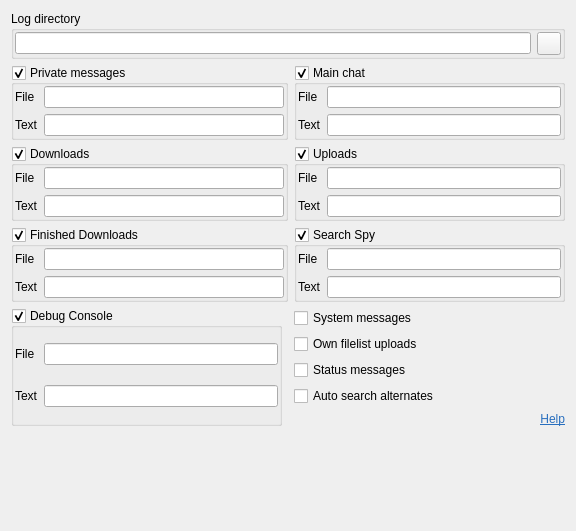
The window that eiskaltdcpp-qt/ui/UISettingsLog.ui (Delitants/eiskaltdcpp) describes before a commit, drawn with Qt 5.
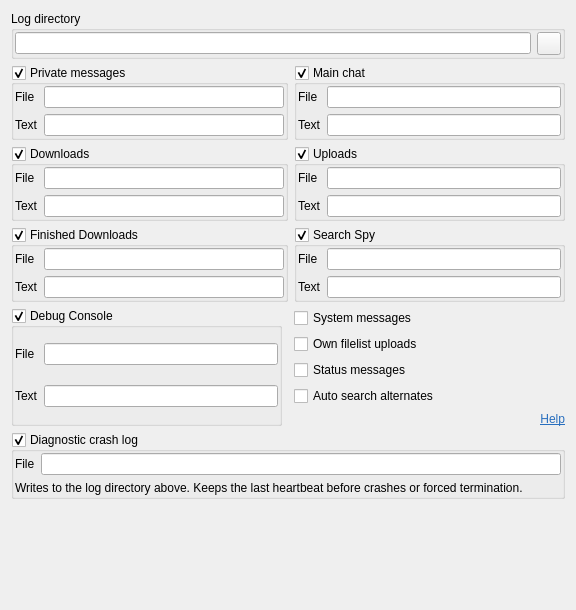
The same window after the commit. Custom widgets are drawn as their Qt base class.

Commit message: Add optional diagnostic crash logging

Diff of the .ui file:
```diff
--- a/eiskaltdcpp-qt/ui/UISettingsLog.ui
+++ b/eiskaltdcpp-qt/ui/UISettingsLog.ui
@@ -7,7 +7,7 @@
     <x>0</x>
     <y>0</y>
     <width>576</width>
-    <height>531</height>
+    <height>610</height>
    </rect>
   </property>
   <property name="windowTitle">
@@ -411,7 +411,54 @@
      </item>
     </layout>
    </item>
-   <item row="6" column="0">
+   <item row="6" column="0" colspan="3">
+    <widget class="QGroupBox" name="groupBox_DIAGNOSTIC">
+     <property name="title">
+      <string>Diagnostic crash log</string>
+     </property>
+     <property name="toolTip">
+      <string>Keeps a persistent low-volume diagnostic log with Qt warnings, heartbeat, shutdown and fatal signal markers. Useful when the application exits after running for a long time.</string>
+     </property>
+     <property name="checkable">
+      <bool>true</bool>
+     </property>
+     <layout class="QGridLayout" name="gridLayout_11">
+      <property name="leftMargin">
+       <number>1</number>
+      </property>
+      <property name="topMargin">
+       <number>1</number>
+      </property>
+      <property name="rightMargin">
+       <number>1</number>
+      </property>
+      <property name="bottomMargin">
+       <number>1</number>
+      </property>
+      <item row="0" column="0">
+       <widget class="QLabel" name="label_16">
+        <property name="text">
+         <string>File</string>
+        </property>
+       </widget>
+      </item>
+      <item row="0" column="1">
+       <widget class="LineEdit" name="lineEdit_FILE_DIAGNOSTIC"/>
+      </item>
+      <item row="1" column="0" colspan="2">
+       <widget class="QLabel" name="label_DIAGNOSTIC_HELP">
+        <property name="text">
+         <string>Writes to the log directory above. Keeps the last heartbeat before crashes or forced termination.</string>
+        </property>
+        <property name="wordWrap">
+         <bool>true</bool>
+        </property>
+       </widget>
+      </item>
+     </layout>
+    </widget>
+   </item>
+   <item row="7" column="0">
     <spacer name="verticalSpacer">
      <property name="orientation">
       <enum>Qt::Vertical</enum>
```
The commit also changes 8 other files.
